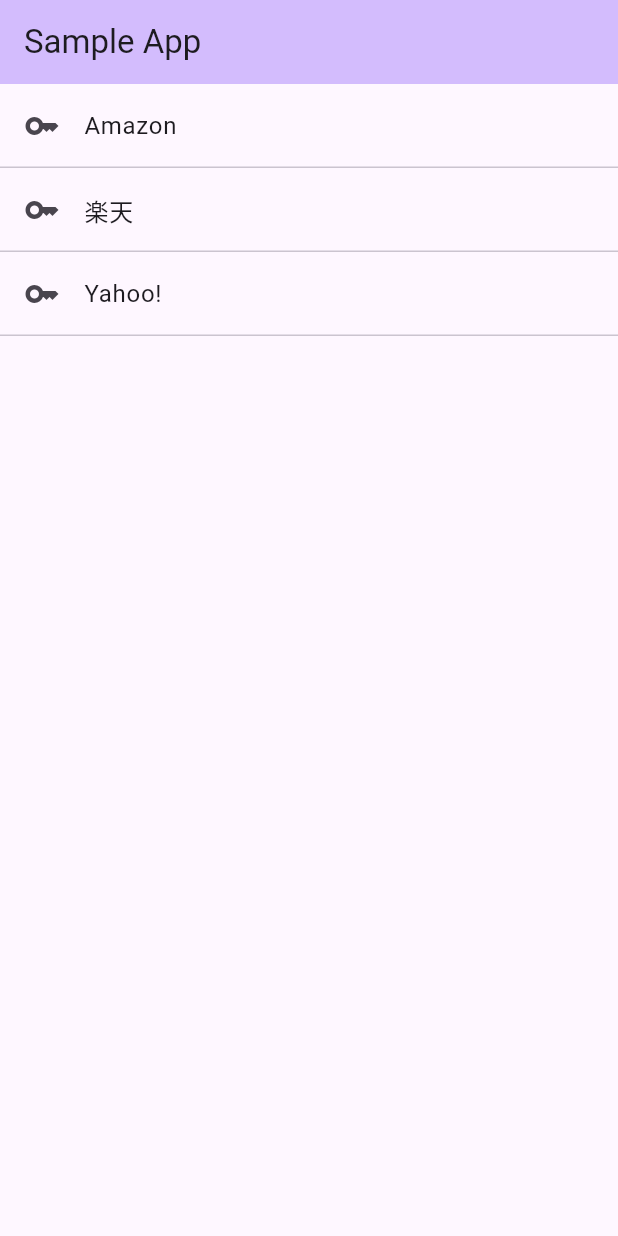
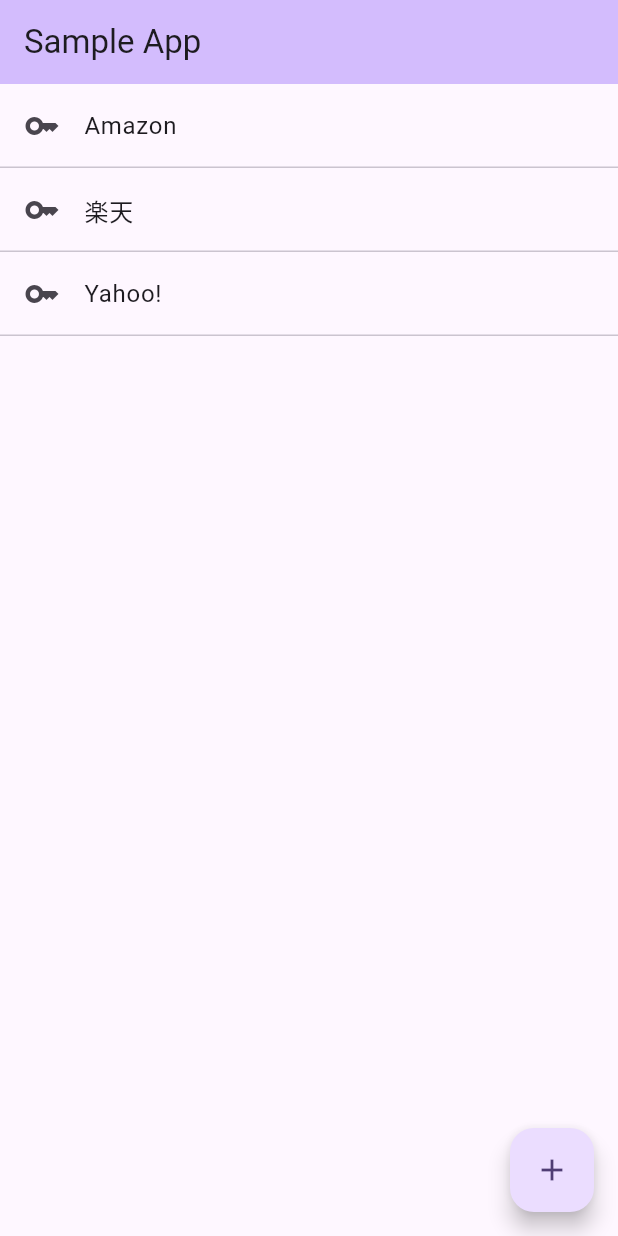
Before and after one commit to hibriiiiidge/practice__flutter-app, a Flutter app: the screen it shows after launch, on a phone screen of 412 x 824 dp. Run offline on Flutter 3.47's test engine with Material 2 defaults, Android fonts, the phone set to English and light mode, and no system bars.

```diff
--- a/lib/main.dart
+++ b/lib/main.dart
@@ -30,13 +30,6 @@ class MyHomePage extends StatefulWidget {
 
 class _MyHomePageState extends State<MyHomePage> {
   List<String> titleList = ['Amazon', '楽天', 'Yahoo!'];
-  int _counter = 0;
-
-  void _incrementCounter() {
-    setState(() {
-      _counter++;
-    });
-  }
 
   @override
   Widget build(BuildContext context) {
@@ -60,6 +53,14 @@ class _MyHomePageState extends State<MyHomePage> {
               ],
             );
           }),
+      floatingActionButton: FloatingActionButton(
+        onPressed: () {
+          titleList.add('Google');
+          setState(() {});
+        },
+        tooltip: 'Increment',
+        child: const Icon(Icons.add),
+      ),
     );
   }
 }
```
